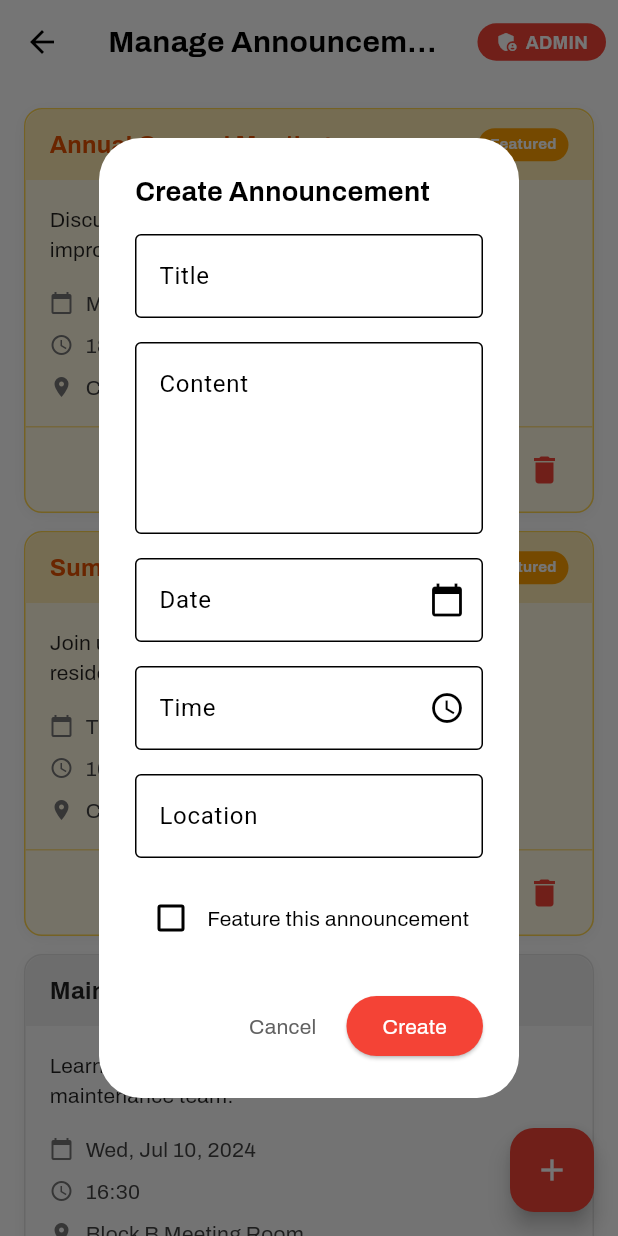
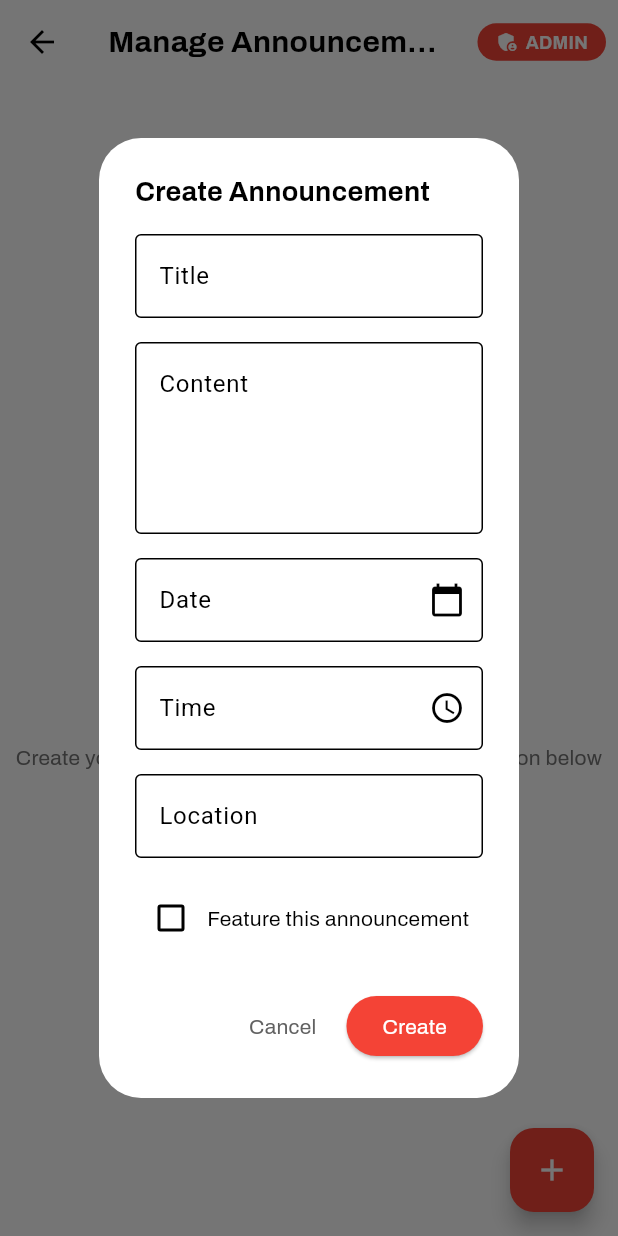
Before and after one commit to Jayskp/Get-Access, a Flutter app: the ManageAnnouncementsScreen screen opened directly, on a phone screen of 412 x 824 dp. Run offline on Flutter 3.47's test engine with Material 3 defaults, Android fonts, the phone set to English and light mode, and no system bars; our stand-ins replace cloud_firestore, dotted_border, emoji_picker_flutter, file_picker, firebase_auth, firebase_core and 8 more; accounts and stored records are empty.

Commit message:
announcement section

```diff
--- a/lib/screens/Admin/manage_announcements.dart
+++ b/lib/screens/Admin/manage_announcements.dart
@@ -1,6 +1,8 @@
 import 'package:flutter/material.dart';
+import 'package:getaccess/providers/announcement_provider.dart';
 import 'package:google_fonts/google_fonts.dart';
 import 'package:intl/intl.dart';
+import 'package:provider/provider.dart';
 
 class ManageAnnouncementsScreen extends StatefulWidget {
   final bool createNew;
@@ -20,37 +22,6 @@ class _ManageAnnouncementsScreenState extends State<ManageAnnouncementsScreen> {
   final TextEditingController _locationController = TextEditingController();
   final TextEditingController _timeController = TextEditingController();
 
-  List<Map<String, dynamic>> announcements = [
-    {
-      'id': '1',
-      'title': 'Annual General Meeting',
-      'content': 'Discussion on annual budget and infrastructure improvements.',
-      'date': '2024-07-15',
-      'time': '18:00',
-      'location': 'Community Hall',
-      'featured': true,
-    },
-    {
-      'id': '2',
-      'title': 'Summer Festival',
-      'content':
-      'Join us for games, food, and entertainment. All residents welcome!',
-      'date': '2024-07-25',
-      'time': '10:00',
-      'location': 'Community Garden',
-      'featured': true,
-    },
-    {
-      'id': '3',
-      'title': 'Maintenance Workshop',
-      'content': 'Learn basic home maintenance tips from our maintenance team.',
-      'date': '2024-07-10',
-      'time': '16:30',
-      'location': 'Block B Meeting Room',
-      'featured': false,
-    },
-  ];
-
   bool _isEditing = false;
   String? _editingId;
   bool _isFeatured = false;
@@ -59,6 +30,13 @@ class _ManageAnnouncementsScreenState extends State<ManageAnnouncementsScreen> {
   @override
   void initState() {
     super.initState();
+
+    // Load initial data
+    Provider.of<AnnouncementProvider>(
+      context,
+      listen: false,
+    ).loadAnnouncements();
+
     if (widget.createNew) {
       WidgetsBinding.instance.addPostFrameCallback((_) {
         _showAnnouncementForm();
@@ -153,7 +131,8 @@ class _ManageAnnouncementsScreenState extends State<ManageAnnouncementsScreen> {
 
     showDialog(
       context: context,
-      builder: (context) => StatefulBuilder(
+      builder:
+          (context) => StatefulBuilder(
             builder: (BuildContext context, StateSetter setDialogState) {
               return AlertDialog(
                 title: Text(
@@ -280,7 +259,9 @@ class _ManageAnnouncementsScreenState extends State<ManageAnnouncementsScreen> {
 
                       Navigator.pop(context);
                     },
-                style: ElevatedButton.styleFrom(backgroundColor: Colors.red),
+                    style: ElevatedButton.styleFrom(
+                      backgroundColor: Colors.red,
+                    ),
                     child: Text(
                       _isEditing ? 'Update' : 'Create',
                       style: _archivoTextStyle(color: Colors.white),
@@ -306,55 +287,45 @@ class _ManageAnnouncementsScreenState extends State<ManageAnnouncementsScreen> {
   }
 
   void _createAnnouncement() {
-    final newAnnouncement = {
-      'id': DateTime.now().millisecondsSinceEpoch.toString(),
-      'title': _titleController.text,
-      'content': _contentController.text,
-      'date': _dateController.text,
-      'time': _timeController.text,
-      'location': _locationController.text,
-      'featured': _isFeatured,
-    };
+    final provider = Provider.of<AnnouncementProvider>(context, listen: false);
 
-    setState(() {
-      announcements.add(newAnnouncement);
-      _clearForm();
-    });
-
+    provider
+        .addAnnouncement(
+          _titleController.text,
+          _contentController.text,
+          _isFeatured,
+        )
+        .then((_) {
           ScaffoldMessenger.of(context).showSnackBar(
             SnackBar(content: Text('Announcement created successfully')),
           );
+          _clearForm();
+        });
   }
 
   void _updateAnnouncement() {
-    final index = announcements.indexWhere(
-          (announcement) => announcement['id'] == _editingId,
-    );
-    if (index != -1) {
-      setState(() {
-        announcements[index] = {
-          'id': _editingId,
-          'title': _titleController.text,
-          'content': _contentController.text,
-          'date': _dateController.text,
-          'time': _timeController.text,
-          'location': _locationController.text,
-          'featured': _isFeatured,
-        };
-        _clearForm();
-        _editingId = null;
-      });
-
+    if (_editingId != null) {
+      Provider.of<AnnouncementProvider>(context, listen: false)
+          .updateAnnouncement(
+            _editingId!,
+            _titleController.text,
+            _contentController.text,
+            _isFeatured,
+          )
+          .then((_) {
             ScaffoldMessenger.of(context).showSnackBar(
               SnackBar(content: Text('Announcement updated successfully')),
             );
+            _clearForm();
+          });
     }
   }
 
   void _deleteAnnouncement(String id) {
     showDialog(
       context: context,
-      builder: (context) => AlertDialog(
+      builder:
+          (context) => AlertDialog(
             title: Text('Delete Announcement'),
             content: Text('Are you sure you want to delete this announcement?'),
             actions: [
@@ -364,17 +335,17 @@ class _ManageAnnouncementsScreenState extends State<ManageAnnouncementsScreen> {
               ),
               TextButton(
                 onPressed: () {
-              setState(() {
-                announcements.removeWhere(
-                      (announcement) => announcement['id'] == id,
-                );
-              });
+                  Provider.of<AnnouncementProvider>(
+                    context,
+                    listen: false,
+                  ).deleteAnnouncement(id).then((_) {
                     Navigator.pop(context);
                     ScaffoldMessenger.of(context).showSnackBar(
                       SnackBar(
                         content: Text('Announcement deleted successfully'),
                       ),
                     );
+                  });
                 },
                 child: Text('Delete', style: TextStyle(color: Colors.red)),
               ),
@@ -385,14 +356,6 @@ class _ManageAnnouncementsScreenState extends State<ManageAnnouncementsScreen> {
 
   @override
   Widget build(BuildContext context) {
-    // Sort announcements: featured first, then by date
-    final sortedAnnouncements = [...announcements];
-    sortedAnnouncements.sort((a, b) {
-      if (a['featured'] && !b['featured']) return -1;
-      if (!a['featured'] && b['featured']) return 1;
-      return a['date'].compareTo(b['date']);
-    });
-
     return Scaffold(
       backgroundColor: Colors.white,
       appBar: AppBar(
@@ -436,8 +399,16 @@ class _ManageAnnouncementsScreenState extends State<ManageAnnouncementsScreen> {
         ],
       ),
       body: SafeArea(
-        child: sortedAnnouncements.isEmpty
-            ? Center(
+        child: Consumer<AnnouncementProvider>(
+          builder: (context, provider, child) {
+            final announcements = provider.announcements;
+
+            if (provider.isLoading) {
+              return Center(child: CircularProgressIndicator());
+            }
+
+            if (announcements.isEmpty) {
+              return Center(
                 child: Column(
                   mainAxisAlignment: MainAxisAlignment.center,
                   children: [
@@ -463,14 +434,25 @@ class _ManageAnnouncementsScreenState extends State<ManageAnnouncementsScreen> {
                     ),
                   ],
                 ),
-        )
-            : ListView.separated(
+              );
+            }
+
+            // Sort announcements
+            final sortedAnnouncements = [...announcements];
+            sortedAnnouncements.sort((a, b) {
+              if (a.isImportant && !b.isImportant) return -1;
+              if (!a.isImportant && b.isImportant) return 1;
+              return b.createdAt.compareTo(a.createdAt);
+            });
+
+            return ListView.separated(
               padding: const EdgeInsets.all(16),
               itemCount: sortedAnnouncements.length,
               separatorBuilder: (context, index) => SizedBox(height: 12),
               itemBuilder: (context, index) {
-            final announcement = sortedAnnouncements[index];
-            return _buildAnnouncementCard(announcement);
+                return _buildAnnouncementCard(sortedAnnouncements[index]);
+              },
+            );
           },
         ),
       ),
@@ -483,21 +465,16 @@ class _ManageAnnouncementsScreenState extends State<ManageAnnouncementsScreen> {
     );
   }
 
-  Widget _buildAnnouncementCard(Map<String, dynamic> announcement) {
+  Widget _buildAnnouncementCard(Announcement announcement) {
     // Parse the date and format it for display
-    final DateTime date = DateTime.parse(announcement['date']);
-    final String formattedDate = DateFormat('EEE, MMM d, yyyy').format(date);
+    final String formattedDate = DateFormat('EEE, MMM d, yyyy').format(announcement.createdAt);
 
     return Container(
       decoration: BoxDecoration(
-        color: announcement['featured']
-            ? Colors.amber.shade50
-            : Colors.grey.shade50,
+        color: announcement.isImportant ? Colors.amber.shade50 : Colors.grey.shade50,
         borderRadius: BorderRadius.circular(12),
         border: Border.all(
-          color: announcement['featured']
-              ? Colors.amber.shade300
-              : Colors.grey.shade300,
+          color: announcement.isImportant ? Colors.amber.shade300 : Colors.grey.shade300,
         ),
         boxShadow: [
           BoxShadow(
@@ -513,9 +490,7 @@ class _ManageAnnouncementsScreenState extends State<ManageAnnouncementsScreen> {
           Container(
             padding: const EdgeInsets.symmetric(horizontal: 16, vertical: 12),
             decoration: BoxDecoration(
-              color: announcement['featured']
-                  ? Colors.amber.shade100
-                  : Colors.grey.shade200,
+              color: announcement.isImportant ? Colors.amber.shade100 : Colors.grey.shade200,
               borderRadius: BorderRadius.only(
                 topLeft: Radius.circular(12),
                 topRight: Radius.circular(12),
@@ -525,17 +500,15 @@ class _ManageAnnouncementsScreenState extends State<ManageAnnouncementsScreen> {
               children: [
                 Expanded(
                   child: Text(
-                    announcement['title'],
+                    announcement.title,
                     style: _archivoTextStyle(
                       fontSize: 16,
                       fontWeight: FontWeight.bold,
-                      color: announcement['featured']
-                          ? Colors.orange.shade900
-                          : Colors.black87,
+                      color: announcement.isImportant ? Colors.orange.shade900 : Colors.black87,
                     ),
                   ),
                 ),
-                if (announcement['featured'])
+                if (announcement.isImportant)
                   Container(
                     padding: EdgeInsets.symmetric(horizontal: 8, vertical: 4),
                     decoration: BoxDecoration(
@@ -560,23 +533,22 @@ class _ManageAnnouncementsScreenState extends State<ManageAnnouncementsScreen> {
               crossAxisAlignment: CrossAxisAlignment.start,
               children: [
                 Text(
-                  announcement['content'],
+                  announcement.content,
                   style: _archivoTextStyle(fontSize: 14, color: Colors.black87),
                 ),
                 SizedBox(height: 16),
                 _buildInfoRow(Icons.calendar_today, formattedDate),
-                SizedBox(height: 8),
-                _buildInfoRow(Icons.access_time, announcement['time']),
-                SizedBox(height: 8),
-                _buildInfoRow(Icons.location_on, announcement['location']),
+                // Remove or modify these lines if the properties don't exist
+                // SizedBox(height: 8),
+                // _buildInfoRow(Icons.access_time, announcement.time),
+                // SizedBox(height: 8),
+                // _buildInfoRow(Icons.location_on, announcement.location),
               ],
             ),
           ),
           Divider(
             height: 1,
-            color: announcement['featured']
-                ? Colors.amber.shade200
-                : Colors.grey.shade300,
+            color: announcement.isImportant ? Colors.amber.shade200 : Colors.grey.shade300,
           ),
           Padding(
             padding: const EdgeInsets.symmetric(horizontal: 8, vertical: 4),
@@ -584,12 +556,21 @@ class _ManageAnnouncementsScreenState extends State<ManageAnnouncementsScreen> {
               mainAxisAlignment: MainAxisAlignment.end,
               children: [
                 IconButton(
-                  onPressed: () => _showAnnouncementForm(announcement: announcement),
+                  onPressed: () => _showAnnouncementForm(
+                    announcement: <String, dynamic>{
+                      'id': announcement.id,
+                      'title': announcement.title,
+                      'content': announcement.content,
+                      'date': DateFormat('yyyy-MM-dd').format(announcement.createdAt),
+                      'featured': announcement.isImportant,
+                      // Don't include properties that don't exist in Announcement class
+                    },
+                  ),
                   icon: Icon(Icons.edit, color: Colors.blue),
                   tooltip: 'Edit',
                 ),
                 IconButton(
-                  onPressed: () => _deleteAnnouncement(announcement['id']),
+                  onPressed: () => _deleteAnnouncement(announcement.id),
                   icon: Icon(Icons.delete, color: Colors.red),
                   tooltip: 'Delete',
                 ),
@@ -599,9 +580,7 @@ class _ManageAnnouncementsScreenState extends State<ManageAnnouncementsScreen> {
         ],
       ),
     );
-  }
-
-  Widget _buildInfoRow(IconData icon, String text) {
+  }  Widget _buildInfoRow(IconData icon, String text) {
     return Row(
       children: [
         Icon(icon, size: 16, color: Colors.grey.shade600),
```
Also changed, not shown: lib/providers/announcement_provider.dart (+111 -33 lines), lib/screens/Community/community_screen.dart (+102 -69 lines). Lines whose indentation alone changed are shown as unchanged.
